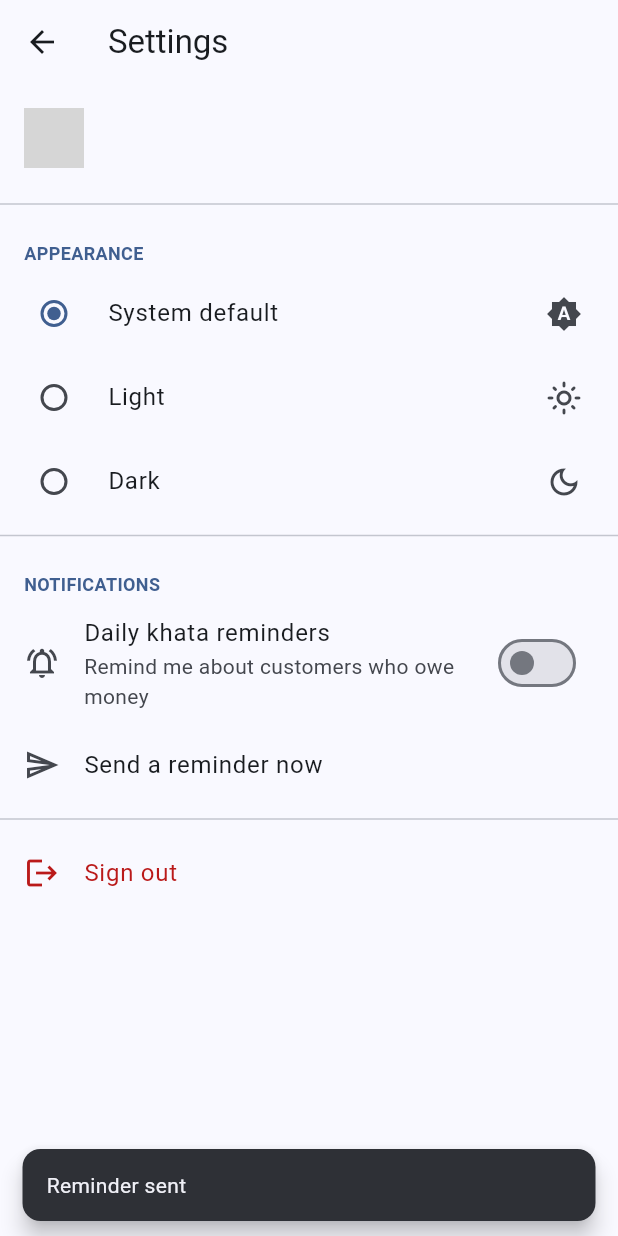
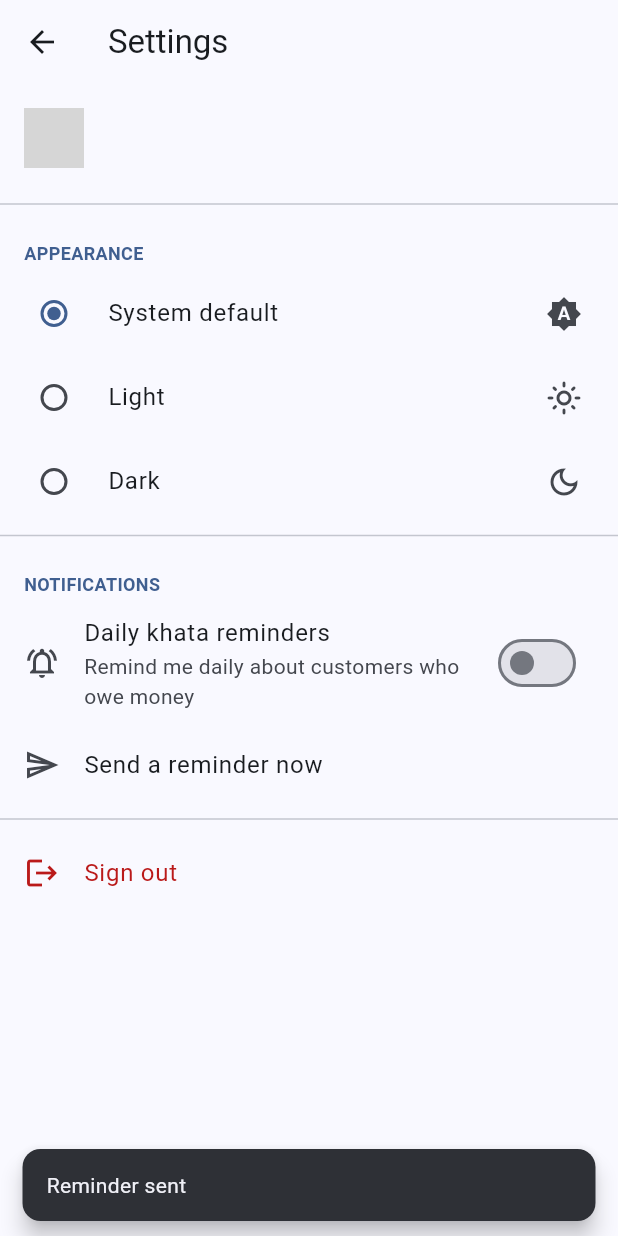
Before and after one commit to israrahmad831/Myshop, a Flutter app: the SettingsScreen screen opened directly, after a tap on "Send a reminder now", on a phone screen of 412 x 824 dp. Run offline on Flutter 3.47's test engine with Material 3 defaults, Android fonts, the phone set to English and light mode, and no system bars; our stand-ins replace cached_network_image, connectivity_plus, equatable, flutter_local_notifications, flutter_riverpod, go_router and 8 more; missing offline and left inert: dart:html; accounts and stored records are empty; network calls fail; grey boxes are pictures that could not be loaded.

Commit message:
fixed notifications features and made them working

```diff
--- a/lib/core/notifications/notification_service.dart
+++ b/lib/core/notifications/notification_service.dart
@@ -1,6 +1,9 @@
 import 'package:flutter/foundation.dart';
 import 'package:flutter_local_notifications/flutter_local_notifications.dart';
 import 'package:flutter_riverpod/flutter_riverpod.dart';
+
+import 'web_notifier_stub.dart'
+    if (dart.library.html) 'web_notifier.dart' as web;
 
 /// Local notifications for optional unpaid-khata reminders.
 ///
@@ -26,6 +29,13 @@ class NotificationService {
 
   bool get _supported => !kIsWeb;
 
+  /// Instant notifications are available on web (browser Notification API) too.
+  bool get instantSupported => kIsWeb ? web.webNotificationsSupported : true;
+
+  /// Scheduled/daily reminders are only available on mobile/desktop — browsers
+  /// cannot fire background notifications without push infrastructure.
+  bool get dailySupported => !kIsWeb;
+
   Future<void> init() async {
     if (!_supported || _ready) return;
     try {
@@ -46,8 +56,9 @@ class NotificationService {
     }
   }
 
-  /// Ask the OS for notification permission (Android 13+, iOS/macOS).
+  /// Ask the OS (or browser) for notification permission.
   Future<bool> requestPermissions() async {
+    if (kIsWeb) return web.webRequestPermission();
     if (!_supported) return false;
     try {
       final android = _plugin.resolvePlatformSpecificImplementation<
@@ -74,8 +85,13 @@ class NotificationService {
         macOS: const DarwinNotificationDetails(),
       );
 
-  /// Show an immediate reminder (used by "Send reminder now").
+  /// Show an immediate reminder (used by "Send reminder now"). Works on web
+  /// (browser notification) and mobile/desktop (local notification).
   Future<void> showNow(String title, String body) async {
+    if (kIsWeb) {
+      await web.webShowNotification(title, body);
+      return;
+    }
     if (!_supported) return;
     await init();
     try {
--- a/lib/features/settings/presentation/settings_screen.dart
+++ b/lib/features/settings/presentation/settings_screen.dart
@@ -1,3 +1,4 @@
+import 'package:flutter/foundation.dart' show kIsWeb;
 import 'package:flutter/material.dart';
 import 'package:flutter_riverpod/flutter_riverpod.dart';
 import 'package:go_router/go_router.dart';
@@ -106,23 +107,38 @@ class SettingsScreen extends ConsumerWidget {
           SwitchListTile(
             secondary: const Icon(Icons.notifications_active_outlined),
             title: const Text('Daily khata reminders'),
-            subtitle:
-                const Text('Remind me about customers who owe money'),
-            value: ref.watch(khataReminderProvider),
-            onChanged: (v) =>
-                ref.read(khataReminderProvider.notifier).set(v),
+            subtitle: const Text(kIsWeb
+                ? 'Scheduled reminders need the Android/iOS app'
+                : 'Remind me daily about customers who owe money'),
+            value: !kIsWeb && ref.watch(khataReminderProvider),
+            // Scheduled reminders can't run in a browser tab.
+            onChanged: kIsWeb
+                ? null
+                : (v) => ref.read(khataReminderProvider.notifier).set(v),
           ),
           ListTile(
             leading: const Icon(Icons.send_outlined),
             title: const Text('Send a reminder now'),
+            subtitle: kIsWeb
+                ? const Text('Shows a browser notification')
+                : null,
             onTap: () async {
+              final service = ref.read(notificationServiceProvider);
+              final granted = await service.requestPermissions();
+              if (!granted) {
+                if (context.mounted) {
+                  showSnack(context, 'Notification permission not granted',
+                      error: true);
+                }
+                return;
+              }
               final totals = ref.read(khataTotalsProvider);
               final currency = shop?.currency ?? 'PKR';
-              await ref.read(notificationServiceProvider).showNow(
-                    'Unpaid khata',
-                    'You will get ${Formatters.money(totals.receivable, currency)} '
-                        'from customers.',
-                  );
+              await service.showNow(
+                'Unpaid khata',
+                'You will get ${Formatters.money(totals.receivable, currency)} '
+                    'from customers.',
+              );
               if (context.mounted) {
                 showSnack(context, 'Reminder sent');
               }
```
Also changed, not shown: lib/core/notifications/web_notifier.dart (added, +25 -0 lines), lib/core/notifications/web_notifier_stub.dart (added, +7 -0 lines).
